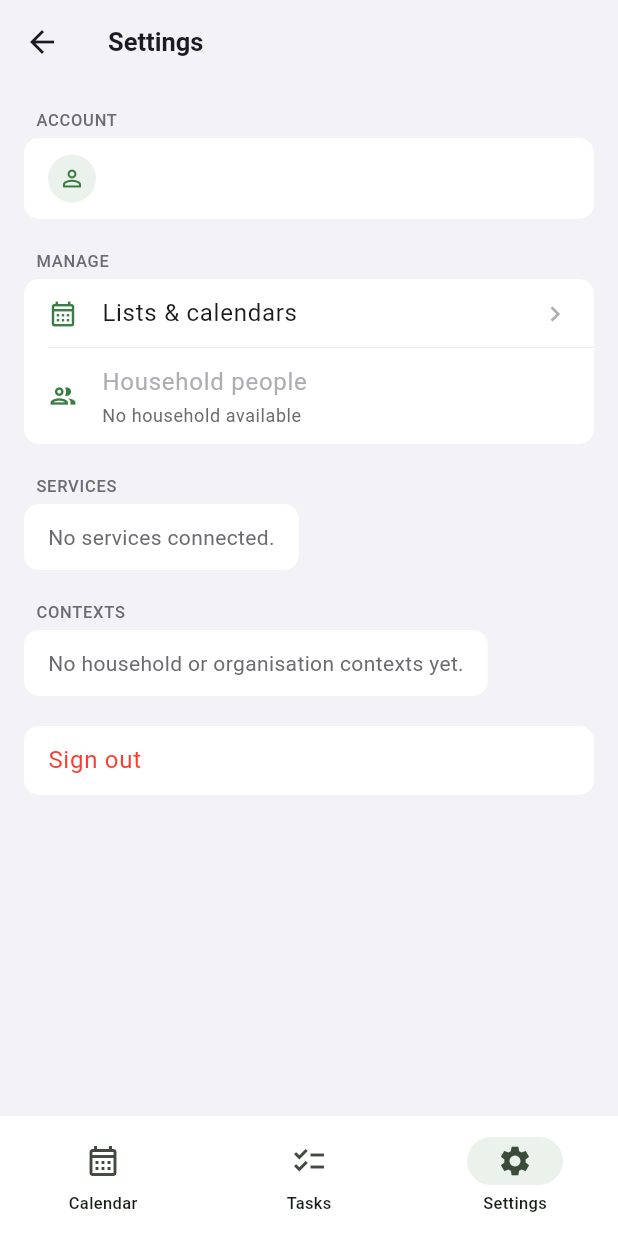
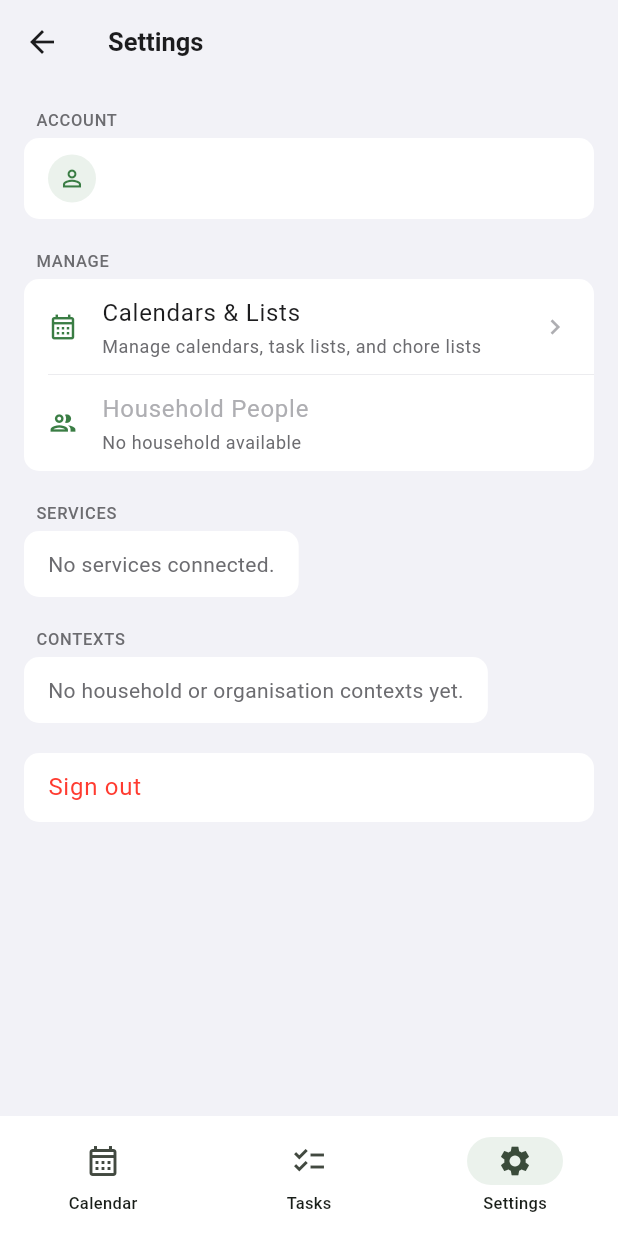
Before and after one commit to CaleeAdmin/CaleeMobile, a Flutter app: the CaleeHomePage screen opened directly with empty values, item 3 of the bottom bar chosen, on a phone screen of 412 x 824 dp. Run offline on Flutter 3.47's test engine with Material 3 defaults, Android fonts, the phone set to English and light mode, and no system bars; our stand-ins replace flutter_secure_storage; accounts and stored records are empty; network calls fail.

Commit message:
refactor: polish Settings Manage section labels and subtitles
- Rename 'Lists & calendars' → 'Calendars & Lists' (title-case, clearer order)
- Add subtitle to Calendars & Lists: 'Manage calendars, task lists, and chore lists'
- Rename 'Household people' → 'Household People' (consistent title-case)
- Update Household People active subtitle to 'Manage people used for chores'

No navigation, API, or data-model changes.

https://claude.ai/code/session_01LGKhHc3uq7UyTXBJimCHBm

```diff
--- a/lib/features/settings/settings_page.dart
+++ b/lib/features/settings/settings_page.dart
@@ -62,7 +62,8 @@ class SettingsPage extends StatelessWidget {
           title: 'Manage',
           children: [
             CaleeListRow(
-              title: 'Lists & calendars',
+              title: 'Calendars & Lists',
+              subtitle: 'Manage calendars, task lists, and chore lists',
               leading: const Icon(
                 Icons.calendar_month_outlined,
                 size: 20,
@@ -81,10 +82,10 @@ class SettingsPage extends StatelessWidget {
               },
             ),
             CaleeListRow(
-              title: 'Household people',
+              title: 'Household People',
               subtitle: bootstrap.contexts.households.isEmpty
                   ? 'No household available'
-                  : 'Manage people for chores',
+                  : 'Manage people used for chores',
               leading: const Icon(
                 Icons.group_outlined,
                 size: 20,
```
